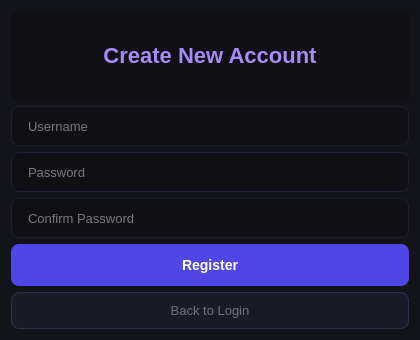
Qt form ui/RegisterWindow.ui (Umeenumg/expenseTracker) before a commit.
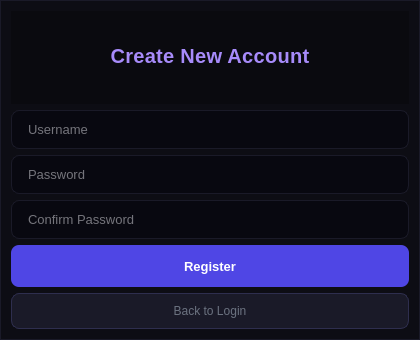
The same form after that commit.

Commit message: Apply unified global stylesheet and fix dialog layouts

Diff of the .ui file:
```diff
--- a/ui/RegisterWindow.ui
+++ b/ui/RegisterWindow.ui
@@ -20,59 +20,838 @@
    <string>Create Account</string>
   </property>
   <property name="styleSheet">
-   <string notr="true">* {
-    background-color: #0f0f14;
+   <string notr="true">/* ═══════════════════════════════════════
+   BASE
+═══════════════════════════════════════ */
+QMainWindow, QDialog, QWidget {
+    background-color: #0a0a0f;
     color: #e2e2e8;
     font-family: &quot;Segoe UI&quot;, sans-serif;
+    font-size: 13px;
 }
+
 QDialog {
-    background-color: #13131a;
+    background-color: #0d0d14;
+    border: 1px solid #1a1a28;
 }
-QLabel#titleLabel {
-    font-size: 22px;
+
+QToolTip {
+    background-color: #13131f;
+    color: #e2e2e8;
+    border: 1px solid #2e2e4e;
+    border-radius: 6px;
+    padding: 6px 10px;
+    font-size: 12px;
+}
+
+/* ═══════════════════════════════════════
+   SIDEBAR
+═══════════════════════════════════════ */
+QFrame#sidebar {
+    background-color: #0d0d14;
+    border-right: 1px solid #1a1a28;
+    min-width: 210px;
+    max-width: 210px;
+}
+
+QLabel#appTitle {
+    font-size: 16px;
     font-weight: 700;
+    color: #ffffff;
+    padding: 20px 16px 4px 16px;
+    letter-spacing: -0.3px;
+}
+
+QLabel#userLabel {
+    font-size: 12px;
+    color: #9ca3af;
+    padding: 4px 16px 16px 16px;
+    border-bottom: 1px solid #1a1a28;
+}
+
+QFrame#sidebar QPushButton {
+    background-color: transparent;
+    border: 1px solid transparent;
+    border-radius: 8px;
+    padding: 9px 12px;
+    text-align: left;
+    color: #6b7280;
+    font-size: 13px;
+    margin: 1px 8px;
+}
+
+QFrame#sidebar QPushButton:hover {
+    background-color: #13131f;
+    color: #c4b5fd;
+    border-color: rgba(167, 139, 250, 0.15);
+}
+
+QFrame#sidebar QPushButton:checked {
+    background-color: rgba(124, 58, 237, 0.15);
     color: #a78bfa;
+    font-weight: 600;
+    border: 1px solid rgba(167, 139, 250, 0.25);
 }
-QLabel#subtitleLabel {
+
+QFrame#sidebar QPushButton#logoutBtn {
+    color: #4b5563;
+    margin-top: 4px;
+}
+
+QFrame#sidebar QPushButton#logoutBtn:hover {
+    background-color: #1f0f0f;
+    color: #f87171;
+    border-color: rgba(248, 113, 113, 0.2);
+}
+
+/* ═══════════════════════════════════════
+   TOP BAR
+═══════════════════════════════════════ */
+QFrame#topBar {
+    background-color: #0d0d14;
+    border-bottom: 1px solid #1a1a28;
+    min-height: 52px;
+    max-height: 52px;
+    padding: 0 20px;
+}
+
+QLabel#pageTitle {
+    font-size: 16px;
+    font-weight: 600;
+    color: #f1f0f8;
+}
+
+QLabel#topUserLabel {
     font-size: 12px;
     color: #4b5563;
 }
+
+/* ═══════════════════════════════════════
+   STAT CARDS
+═══════════════════════════════════════ */
+QFrame#balanceCard,
+QFrame#incomeCard,
+QFrame#expenseCard,
+QFrame#countCard,
+QFrame#totalCatCard,
+QFrame#mostUsedCard,
+QFrame#unusedCard {
+    background-color: #0d0d14;
+    border: 1px solid #1a1a28;
+    border-radius: 12px;
+    padding: 18px 16px;
+    min-height: 90px;
+}
+
+QFrame#balanceCard:hover,
+QFrame#incomeCard:hover,
+QFrame#expenseCard:hover,
+QFrame#countCard:hover,
+QFrame#totalCatCard:hover,
+QFrame#mostUsedCard:hover,
+QFrame#unusedCard:hover {
+    border-color: #2e2e4e;
+}
+
+QFrame#balanceCard  { border-top: 2px solid #7c3aed; }
+QFrame#incomeCard   { border-top: 2px solid #059669; }
+QFrame#expenseCard  { border-top: 2px solid #dc2626; }
+QFrame#countCard    { border-top: 2px solid #2563eb; }
+QFrame#totalCatCard { border-top: 2px solid #2563eb; }
+QFrame#mostUsedCard { border-top: 2px solid #7c3aed; }
+QFrame#unusedCard   { border-top: 2px solid #d97706; }
+
+QFrame#balanceCard  QLabel:first-child,
+QFrame#incomeCard   QLabel:first-child,
+QFrame#expenseCard  QLabel:first-child,
+QFrame#countCard    QLabel:first-child,
+QFrame#totalCatCard QLabel:first-child,
+QFrame#mostUsedCard QLabel:first-child,
+QFrame#unusedCard   QLabel:first-child {
+    font-size: 12px;
+    color: #6b7280;
+    font-weight: 500;
+    letter-spacing: 0.5px;
+}
+
+QFrame#balanceCard  QLabel:last-child { color: #a78bfa; font-size: 26px; font-weight: 700; }
+QFrame#incomeCard   QLabel:last-child { color: #4ade80; font-size: 26px; font-weight: 700; }
+QFrame#expenseCard  QLabel:last-child { color: #f87171; font-size: 26px; font-weight: 700; }
+QFrame#countCard    QLabel:last-child { color: #60a5fa; font-size: 26px; font-weight: 700; }
+QFrame#totalCatCard QLabel:last-child { color: #60a5fa; font-size: 26px; font-weight: 700; }
+QFrame#mostUsedCard QLabel:last-child { color: #a78bfa; font-size: 26px; font-weight: 700; }
+QFrame#unusedCard   QLabel:last-child { color: #fbbf24; font-size: 26px; font-weight: 700; }
+
+/* ═══════════════════════════════════════
+   SUMMARY BAR
+═══════════════════════════════════════ */
+QFrame#frameSummary {
+    background-color: #0d0d14;
+    border: 1px solid #1a1a28;
+    border-radius: 8px;
+    padding: 10px 16px;
+}
+
+QLabel#lblIncome  { color: #4ade80; font-weight: 700; font-size: 13px; }
+QLabel#lblExpense { color: #f87171; font-weight: 700; font-size: 13px; }
+QLabel#lblBalance { color: #a78bfa; font-weight: 700; font-size: 13px; }
+QLabel#lblCount   { color: #4b5563; font-size: 12px; }
+QLabel#lblIncomeTitle,
+QLabel#lblExpenseTitle,
+QLabel#lblBalanceTitle { color: #374151; font-size: 12px; }
+
+/* ═══════════════════════════════════════
+   TABLES
+═══════════════════════════════════════ */
+QTableWidget {
+    background-color: #0d0d14;
+    border: 1px solid #1a1a28;
+    border-radius: 10px;
+    gridline-color: transparent;
+    selection-background-color: #1a1a30;
+    selection-color: #e2e2e8;
+    outline: none;
+}
+
+QTableWidget::item {
+    padding: 10px 12px;
+    border-bottom: 1px solid #111120;
+    color: #6b7280;
+}
+
+QTableWidget::item:selected {
+    background-color: #1a1a30;
+    color: #e2e2e8;
+}
+
+QTableWidget::item:hover {
+    background-color: #0f0f1a;
+    color: #9ca3af;
+}
+
+QHeaderView::section {
+    background-color: #080810;
+    color: #374151;
+    font-size: 10px;
+    text-transform: uppercase;
+    letter-spacing: 0.6px;
+    padding: 8px 12px;
+    border: none;
+    border-bottom: 1px solid #1a1a28;
+    font-weight: 500;
+}
+
+QHeaderView::section:first { border-top-left-radius: 10px; }
+QHeaderView::section:last  { border-top-right-radius: 10px; }
+
+QTableCornerButton::section {
+    background-color: #080810;
+    border: none;
+}
+
+QScrollBar:vertical {
+    background: #0d0d14;
+    width: 6px;
+    border-radius: 3px;
+    margin: 2px;
+}
+
+QScrollBar::handle:vertical {
+    background: #1e1e30;
+    border-radius: 3px;
+    min-height: 30px;
+}
+
+QScrollBar::handle:vertical:hover {
+    background: #2e2e4e;
+}
+
+QScrollBar::add-line:vertical,
+QScrollBar::sub-line:vertical { height: 0; }
+
+QScrollBar:horizontal {
+    background: #0d0d14;
+    height: 6px;
+    border-radius: 3px;
+    margin: 2px;
+}
+
+QScrollBar::handle:horizontal {
+    background: #1e1e30;
+    border-radius: 3px;
+    min-width: 30px;
+}
+
+QScrollBar::handle:horizontal:hover {
+    background: #2e2e4e;
+}
+
+QScrollBar::add-line:horizontal,
+QScrollBar::sub-line:horizontal { width: 0; }
+
+/* ═══════════════════════════════════════
+   INPUTS (main window)
+═══════════════════════════════════════ */
 QLineEdit {
-    background-color: #0f0f14;
-    border: 1px solid #1e1e2e;
-    border-radius: 8px;
-    padding: 10px 14px;
+    background-color: #0d0d14;
+    border: 1px solid #1a1a28;
+    border-radius: 7px;
+    padding: 7px 12px;
     color: #e2e2e8;
-    font-size: 13px;
-    min-height: 18px;
+    font-size: 12px;
+    selection-background-color: #4f46e5;
 }
+
 QLineEdit:focus { border-color: #7c3aed; }
-QLineEdit:hover { border-color: #2e2e4e; }
-QPushButton#registerButton {
+QLineEdit:hover { border-color: #252535; }
+
+/* ═══════════════════════════════════════
+   COMBOBOX (main window)
+═══════════════════════════════════════ */
+QComboBox {
+    background-color: #0d0d14;
+    border: 1px solid #1a1a28;
+    border-radius: 7px;
+    padding: 7px 12px;
+    color: #e2e2e8;
+    font-size: 12px;
+    min-width: 100px;
+}
+
+QComboBox:hover { border-color: #252535; }
+QComboBox:focus { border-color: #7c3aed; }
+
+QComboBox::drop-down {
+    border: none;
+    width: 24px;
+}
+
+QComboBox::down-arrow {
+    image: none;
+    width: 0; height: 0;
+    border-left: 4px solid transparent;
+    border-right: 4px solid transparent;
+    border-top: 5px solid #4b5563;
+}
+
+QComboBox QAbstractItemView {
+    background-color: #13131f;
+    border: 1px solid #252535;
+    border-radius: 7px;
+    color: #e2e2e8;
+    selection-background-color: #1e1e3f;
+    selection-color: #a78bfa;
+    padding: 4px;
+    outline: none;
+}
+
+/* ═══════════════════════════════════════
+   CONTENT AREA BUTTONS (Transactions / Categories)
+═══════════════════════════════════════ */
+QWidget#pageTransactions QPushButton,
+QWidget#pageCategories QPushButton {
+    background-color: #13131f;
+    border: 1px solid #1e1e30;
+    border-radius: 7px;
+    padding: 6px 14px;
+    color: #6b7280;
+    font-size: 12px;
+    font-weight: 500;
+}
+
+QWidget#pageTransactions QPushButton:hover,
+QWidget#pageCategories QPushButton:hover {
+    background-color: #1a1a2e;
+    color: #c4b5fd;
+    border-color: #2e2e4e;
+}
+
+QPushButton#addBtn {
+    background-color: #4f46e5 !important;
+    border-color: #4f46e5 !important;
+    color: white !important;
+    font-weight: 600 !important;
+}
+
+QPushButton#addBtn:hover {
+    background-color: #4338ca !important;
+    border-color: #4338ca !important;
+}
+
+QPushButton#btnDelete,
+QPushButton#deleteCategoryBtn {
+    background-color: #2a0f0f !important;
+    border-color: rgba(248,113,113,0.3) !important;
+    color: #f87171 !important;
+}
+
+QPushButton#btnDelete:hover,
+QPushButton#deleteCategoryBtn:hover {
+    background-color: #3f1d1d !important;
+    border-color: #f87171 !important;
+}
+
+QPushButton#addCategoryBtn {
+    background-color: #052e1c !important;
+    border-color: rgba(74,222,128,0.3) !important;
+    color: #4ade80 !important;
+}
+
+QPushButton#addCategoryBtn:hover {
+    background-color: #064e3b !important;
+    border-color: #4ade80 !important;
+}
+
+QPushButton#btnExport {
+    background-color: #0c1a2e !important;
+    border-color: rgba(96,165,250,0.3) !important;
+    color: #60a5fa !important;
+}
+
+QPushButton#btnExport:hover {
+    background-color: #1e3a5f !important;
+    border-color: #60a5fa !important;
+}
+
+QPushButton#btnEdit {
+    background-color: #13131f !important;
+    border-color: rgba(167,139,250,0.2) !important;
+    color: #a78bfa !important;
+}
+
+QPushButton#btnEdit:hover {
+    background-color: #1e1e3f !important;
+    border-color: #a78bfa !important;
+}
+
+/* ═══════════════════════════════════════
+   LABELS
+═══════════════════════════════════════ */
+QLabel#recentLabel,
+QLabel#analyticsMonthLabel {
+    font-size: 11px;
+    font-weight: 600;
+    color: #6b7280;
+    letter-spacing: 0.8px;
+    text-transform: uppercase;
+    padding: 6px 0 4px 0;
+}
+
+/* ═══════════════════════════════════════
+   ANALYTICS FRAMES
+═══════════════════════════════════════ */
+QFrame#barChartFrame,
+QFrame#pieChartFrame,
+QFrame#lineChartFrame {
+    background-color: #0d0d14;
+    border: 1px solid #1a1a28;
+    border-radius: 12px;
+}
+
+QFrame#barChartFrame:hover,
+QFrame#pieChartFrame:hover,
+QFrame#lineChartFrame:hover {
+    border-color: #2e2e4e;
+}
+
+/* ═══════════════════════════════════════
+   PROFILE PAGE
+═══════════════════════════════════════ */
+QLabel#profileTitle {
+    font-size: 18px;
+    font-weight: 700;
+    color: #f1f0f8;
+    padding-bottom: 8px;
+}
+
+QFrame#profileCard {
+    background-color: #0d0d14;
+    border: 1px solid #1a1a28;
+    border-radius: 14px;
+    padding: 24px;
+    max-width: 500px;
+}
+
+QFrame#profileCard QLabel {
+    font-size: 11px;
+    color: #4b5563;
+    font-weight: 500;
+    letter-spacing: 0.4px;
+}
+
+QLabel#profileErrorLabel {
+    color: #f87171;
+    background-color: #2a0f0f;
+    border: 1px solid rgba(248,113,113,0.2);
+    border-radius: 6px;
+    padding: 8px 12px;
+    font-size: 12px;
+}
+
+QPushButton#profileSaveBtn {
+    background-color: #4f46e5;
+    border: none;
+    border-radius: 8px;
+    padding: 10px 24px;
+    color: white;
+    font-size: 13px;
+    font-weight: 600;
+}
+
+QPushButton#profileSaveBtn:hover {
+    background-color: #4338ca;
+}
+
+QFrame#profileDivider,
+QFrame#currencyDivider {
+    background-color: #1a1a28;
+    max-height: 1px;
+    border: none;
+}
+
+/* ═══════════════════════════════════════
+   BACKUP &amp; CURRENCY SECTION
+═══════════════════════════════════════ */
+QLabel#backupSectionLabel,
+QLabel#currencySectionLabel {
+    font-size: 11px;
+    color: #6b7280;
+    font-weight: 600;
+    letter-spacing: 0.6px;
+    text-transform: uppercase;
+    padding-top: 6px;
+}
+
+QPushButton#backupBtn {
+    background-color: #052e1c !important;
+    border: 1px solid rgba(74,222,128,0.3) !important;
+    color: #4ade80 !important;
+    border-radius: 8px;
+    padding: 9px 18px;
+    font-size: 12px;
+    font-weight: 500;
+    min-width: 120px;
+}
+
+QPushButton#backupBtn:hover {
+    background-color: #064e3b !important;
+    border-color: #4ade80 !important;
+}
+
+QPushButton#restoreBtn {
+    background-color: #0c1a2e !important;
+    border: 1px solid rgba(96,165,250,0.3) !important;
+    color: #60a5fa !important;
+    border-radius: 8px;
+    padding: 9px 18px;
+    font-size: 12px;
+    font-weight: 500;
+    min-width: 120px;
+}
+
+QPushButton#restoreBtn:hover {
+    background-color: #1e3a5f !important;
+    border-color: #60a5fa !important;
+}
+
+QPushButton#saveCurrencyBtn {
+    background-color: #4f46e5;
+    border: none;
+    border-radius: 8px;
+    padding: 9px 18px;
+    color: white;
+    font-size: 12px;
+    font-weight: 600;
+    min-width: 90px;
+}
+
+QPushButton#saveCurrencyBtn:hover {
+    background-color: #4338ca;
+}
+
+/* ═══════════════════════════════════════
+   MESSAGE BOX
+═══════════════════════════════════════ */
+QMessageBox {
+    background-color: #0d0d14;
+    color: #e2e2e8;
+}
+
+QMessageBox QPushButton {
+    background-color: #13131f;
+    border: 1px solid #1e1e30;
+    border-radius: 7px;
+    padding: 7px 20px;
+    color: #e2e2e8;
+    min-width: 70px;
+}
+
+QMessageBox QPushButton:hover {
+    background-color: #4f46e5;
+    border-color: #4f46e5;
+}
+
+/* ═══════════════════════════════════════
+   BUDGET BUTTON
+═══════════════════════════════════════ */
+QPushButton#setBudgetBtn {
+    background-color: #1a0f2e !important;
+    border: 1px solid rgba(167,139,250,0.3) !important;
+    color: #a78bfa !important;
+    border-radius: 7px;
+    padding: 6px 14px;
+    font-size: 12px;
+    font-weight: 500;
+}
+
+QPushButton#setBudgetBtn:hover {
+    background-color: #1e1e3f !important;
+    border-color: #a78bfa !important;
+}
+
+/* ═══════════════════════════════════════
+   RECURRING PAGE
+═══════════════════════════════════════ */
+QLabel#recurringTitle {
+    font-size: 15px;
+    font-weight: 600;
+    color: #f1f0f8;
+}
+
+QPushButton#addRecurringBtn {
+    background-color: #4f46e5 !important;
+    border-color: #4f46e5 !important;
+    color: white !important;
+    font-weight: 600 !important;
+    border-radius: 7px;
+    padding: 6px 14px;
+}
+
+QPushButton#addRecurringBtn:hover {
+    background-color: #4338ca !important;
+}
+
+QPushButton#deleteRecurringBtn {
+    background-color: #2a0f0f !important;
+    border: 1px solid rgba(248,113,113,0.3) !important;
+    color: #f87171 !important;
+    border-radius: 7px;
+    padding: 6px 14px;
+}
+
+QPushButton#deleteRecurringBtn:hover {
+    background-color: #3f1d1d !important;
+    border-color: #f87171 !important;
+}
+
+QPushButton#toggleRecurringBtn {
+    background-color: #13131f !important;
+    border: 1px solid rgba(251,191,36,0.3) !important;
+    color: #fbbf24 !important;
+    border-radius: 7px;
+    padding: 6px 14px;
+}
+
+QPushButton#toggleRecurringBtn:hover {
+    background-color: #1f1a0f !important;
+    border-color: #fbbf24 !important;
+}
+
+/* ═══════════════════════════════════════
+   DIALOGS — Login / Register / AddTransaction
+   (titleLabel / dialogTitle shared, scoped to QDialog so
+    main window labels are never affected)
+═══════════════════════════════════════ */
+QDialog QLabel#titleLabel,
+QDialog QLabel#dialogTitle {
+    font-size: 20px;
+    font-weight: 700;
+    color: #a78bfa;
+    padding-bottom: 4px;
+}
+
+QDialog QLabel#subtitleLabel {
+    font-size: 13px;
+    color: #4b5563;
+    padding-bottom: 8px;
+}
+
+QDialog QLabel#errorLabel {
+    color: #f87171;
+    background-color: #2a0f0f;
+    border: 1px solid rgba(248,113,113,0.2);
+    border-radius: 6px;
+    padding: 7px 10px;
+    font-size: 12px;
+}
+
+QDialog QLabel {
+    font-size: 11px;
+    color: #6b7280;
+    font-weight: 500;
+    letter-spacing: 0.3px;
+}
+
+QDialog QLineEdit {
+    background-color: #080810;
+    border: 1px solid #1a1a28;
+    border-radius: 8px;
+    padding: 10px 14px;
+    color: #e2e2e8;
+    font-size: 13px;
+}
+
+QDialog QLineEdit:focus { border-color: #7c3aed; }
+
+QDialog QDoubleSpinBox {
+    background-color: #080810;
+    border: 1px solid #1a1a28;
+    border-radius: 8px;
+    padding: 9px 12px;
+    color: #e2e2e8;
+    font-size: 13px;
+}
+
+QDialog QDoubleSpinBox:focus { border-color: #7c3aed; }
+
+QDialog QDoubleSpinBox::up-button,
+QDialog QDoubleSpinBox::down-button {
+    background-color: #13131f;
+    border: none;
+    width: 20px;
+    border-radius: 4px;
+}
+
+QDialog QDoubleSpinBox::up-button:hover,
+QDialog QDoubleSpinBox::down-button:hover {
+    background-color: #1e1e30;
+}
+
+QDialog QComboBox {
+    background-color: #080810;
+    border: 1px solid #1a1a28;
+    border-radius: 8px;
+    padding: 9px 12px;
+    color: #e2e2e8;
+    font-size: 13px;
+}
+
+QDialog QComboBox:focus { border-color: #7c3aed; }
+
+QDialog QComboBox::drop-down {
+    border: none;
+    width: 24px;
+}
+
+QDialog QComboBox QAbstractItemView {
+    background-color: #13131f;
+    border: 1px solid #252535;
+    color: #e2e2e8;
+    selection-background-color: #1e1e3f;
+    selection-color: #a78bfa;
+    padding: 4px;
+    outline: none;
+}
+
+QDialog QDateEdit {
+    background-color: #080810;
+    border: 1px solid #1a1a28;
+    border-radius: 8px;
+    padding: 9px 12px;
+    color: #e2e2e8;
+    font-size: 13px;
+}
+
+QDialog QDateEdit:focus { border-color: #7c3aed; }
+
+QDialog QDateEdit::drop-down {
+    background-color: #13131f;
+    border: none;
+    width: 24px;
+    border-radius: 0 8px 8px 0;
+}
+
+QDialog QPlainTextEdit {
+    background-color: #080810;
+    border: 1px solid #1a1a28;
+    border-radius: 8px;
+    padding: 8px 12px;
+    color: #e2e2e8;
+    font-size: 13px;
+}
+
+QDialog QPlainTextEdit:focus {
+    border-color: #7c3aed;
+}
+
+QDialog QFrame#divider {
+    background-color: #1a1a28;
+    max-height: 1px;
+    border: none;
+}
+
+/* ── Dialog primary action buttons (Login, Register, Confirm) ── */
+QDialog QPushButton#loginButton,
+QDialog QPushButton#confirmBtn,
+QDialog QPushButton#registerButton {
     background-color: #4f46e5;
     border: none;
     border-radius: 8px;
     padding: 11px;
     color: white;
-    font-size: 14px;
+    font-size: 13px;
     font-weight: 600;
     min-height: 20px;
 }
-QPushButton#registerButton:hover { background-color: #4338ca; }
-QPushButton#registerButton:pressed { background-color: #3730a3; }
-QPushButton#backButton {
+
+QDialog QPushButton#loginButton:hover,
+QDialog QPushButton#confirmBtn:hover,
+QDialog QPushButton#registerButton:hover {
+    background-color: #4338ca;
+}
+
+QDialog QPushButton#loginButton:pressed,
+QDialog QPushButton#confirmBtn:pressed,
+QDialog QPushButton#registerButton:pressed {
+    background-color: #3730a3;
+}
+
+/* ── Dialog secondary buttons (Cancel, Back) ── */
+QDialog QPushButton#cancelBtn,
+QDialog QPushButton#backButton {
     background-color: #1a1a28;
     border: 1px solid #2e2e4e;
     border-radius: 8px;
     padding: 10px;
     color: #6b7280;
-    font-size: 13px;
+    font-size: 12px;
 }
-QPushButton#backButton:hover {
+
+QDialog QPushButton#cancelBtn:hover,
+QDialog QPushButton#backButton:hover {
     background-color: #222235;
     color: #9ca3af;
     border-color: #3e3e5e;
-}</string>
+}
+
+/* ── Flat &quot;Don't have an account? Register&quot; link button ──
+     IMPORTANT: this overrides the solid #registerButton style above
+     ONLY when the button has the flat=true property set in the .ui
+     (i.e. the link-style register button on the Login screen) */
+QDialog QPushButton#registerButton[flat=&quot;true&quot;] {
+    background-color: transparent;
+    border: none;
+    color: #7c3aed;
+    font-size: 12px;
+    padding: 4px;
+    font-weight: 500;
+    min-height: 0px;
+}
+
+QDialog QPushButton#registerButton[flat=&quot;true&quot;]:hover {
+    color: #a78bfa;
+}
+</string>
   </property>
   <layout class="QVBoxLayout" name="verticalLayout">
    <item>
```
The commit also changes 10 other files.
